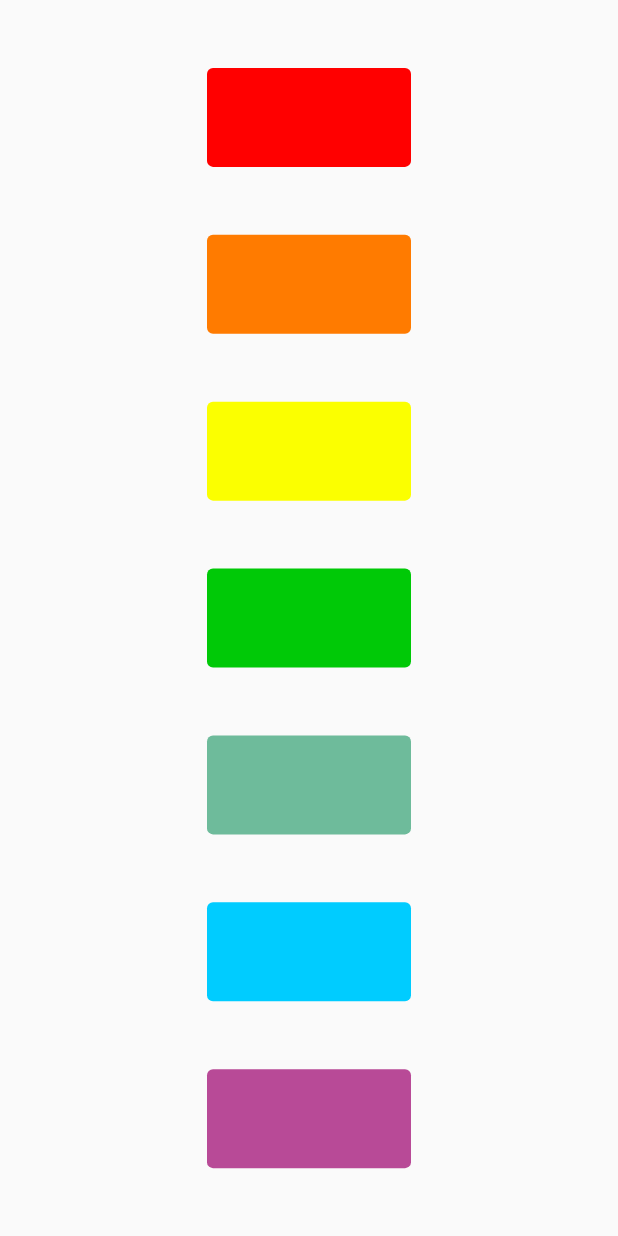
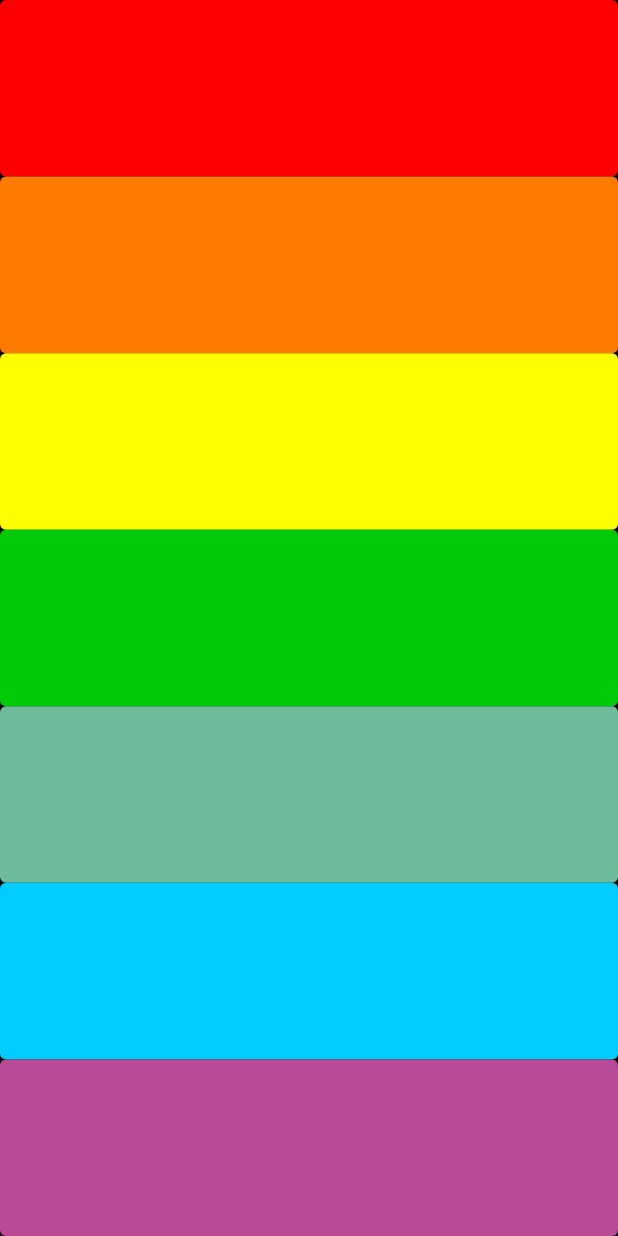
Before and after one commit to baizhi958216/Begin-learning-Flutter, a Flutter app: the screen it shows after launch, on a phone screen of 412 x 824 dp. Run offline on Flutter 3.47's test engine with Material 2 defaults, Android fonts, the phone set to English and light mode, and no system bars; our stand-ins replace audioplayers.

Commit message:
flutter: rewrite code more sexy

```diff
--- a/lib/main.dart
+++ b/lib/main.dart
@@ -1,9 +1,7 @@
 import 'package:flutter/material.dart';
-import 'package:audioplayers/src/audio_cache.dart';
+import 'package:audioplayers/audioplayers.dart';
 
-void main(List<String> args) {
-  runApp(XylophoneApp());
-}
+void main(List<String> args) => runApp(const XylophoneApp());
 
 class XylophoneApp extends StatelessWidget {
   const XylophoneApp({Key? key}) : super(key: key);
@@ -15,111 +13,32 @@ class XylophoneApp extends StatelessWidget {
       player.play('note$number.wav');
     }
 
+    Expanded buildKey(int number, Color color) {
+      return Expanded(
+        child: TextButton(
+          onPressed: () => playSound(number),
+          style: ButtonStyle(backgroundColor: MaterialStateProperty.all(color)),
+          child: Container(),
+        ),
+      );
+    }
+
     return MaterialApp(
+      debugShowCheckedModeBanner: false,
       home: Scaffold(
+        backgroundColor: Colors.black,
         body: SafeArea(
           child: Center(
             child: Column(
-              mainAxisAlignment: MainAxisAlignment.spaceEvenly,
+              crossAxisAlignment: CrossAxisAlignment.stretch,
               children: <Widget>[
-                TextButton(
-                  onPressed: (() {
-                    playSound(1);
-                  }),
-                  child: Container(
-                    width: 120,
-                    height: 50,
-                  ),
-                  style: ButtonStyle(
-                    backgroundColor: MaterialStateProperty.all<Color>(
-                      Color.fromARGB(255, 255, 0, 0),
-                    ),
-                  ),
-                ),
-                TextButton(
-                  onPressed: (() {
-                    playSound(2);
-                  }),
-                  child: Container(
-                    width: 120,
-                    height: 50,
-                  ),
-                  style: ButtonStyle(
-                    backgroundColor: MaterialStateProperty.all<Color>(
-                      Color.fromARGB(255, 255, 123, 0),
-                    ),
-                  ),
-                ),
-                TextButton(
-                  onPressed: (() {
-                    playSound(3);
-                  }),
-                  child: Container(
-                    width: 120,
-                    height: 50,
-                  ),
-                  style: ButtonStyle(
-                    backgroundColor: MaterialStateProperty.all<Color>(
-                      Color.fromARGB(255, 251, 255, 0),
-                    ),
-                  ),
-                ),
-                TextButton(
-                  onPressed: (() {
-                    playSound(4);
-                  }),
-                  child: Container(
-                    width: 120,
-                    height: 50,
-                  ),
-                  style: ButtonStyle(
-                    backgroundColor: MaterialStateProperty.all<Color>(
-                      Color.fromARGB(255, 0, 201, 7),
-                    ),
-                  ),
-                ),
-                TextButton(
-                  onPressed: (() {
-                    playSound(5);
-                  }),
-                  child: Container(
-                    width: 120,
-                    height: 50,
-                  ),
-                  style: ButtonStyle(
-                    backgroundColor: MaterialStateProperty.all<Color>(
-                      Color.fromARGB(255, 110, 187, 155),
-                    ),
-                  ),
-                ),
-                TextButton(
-                  onPressed: (() {
-                    playSound(6);
-                  }),
-                  child: Container(
-                    width: 120,
-                    height: 50,
-                  ),
-                  style: ButtonStyle(
-                    backgroundColor: MaterialStateProperty.all<Color>(
-                      Color.fromARGB(255, 0, 204, 255),
-                    ),
-                  ),
-                ),
-                TextButton(
-                  onPressed: (() {
-                    playSound(7);
-                  }),
-                  child: Container(
-                    width: 120,
-                    height: 50,
-                  ),
-                  style: ButtonStyle(
-                    backgroundColor: MaterialStateProperty.all<Color>(
-                      Color.fromARGB(255, 184, 74, 151),
-                    ),
-                  ),
-                ),
+                buildKey(1, const Color.fromARGB(255, 255, 0, 0)),
+                buildKey(2, const Color.fromARGB(255, 255, 123, 0)),
+                buildKey(3, const Color.fromARGB(255, 251, 255, 0)),
+                buildKey(4, const Color.fromARGB(255, 0, 201, 7)),
+                buildKey(5, const Color.fromARGB(255, 110, 187, 155)),
+                buildKey(6, const Color.fromARGB(255, 0, 204, 255)),
+                buildKey(7, const Color.fromARGB(255, 184, 74, 151)),
               ],
             ),
           ),
```
